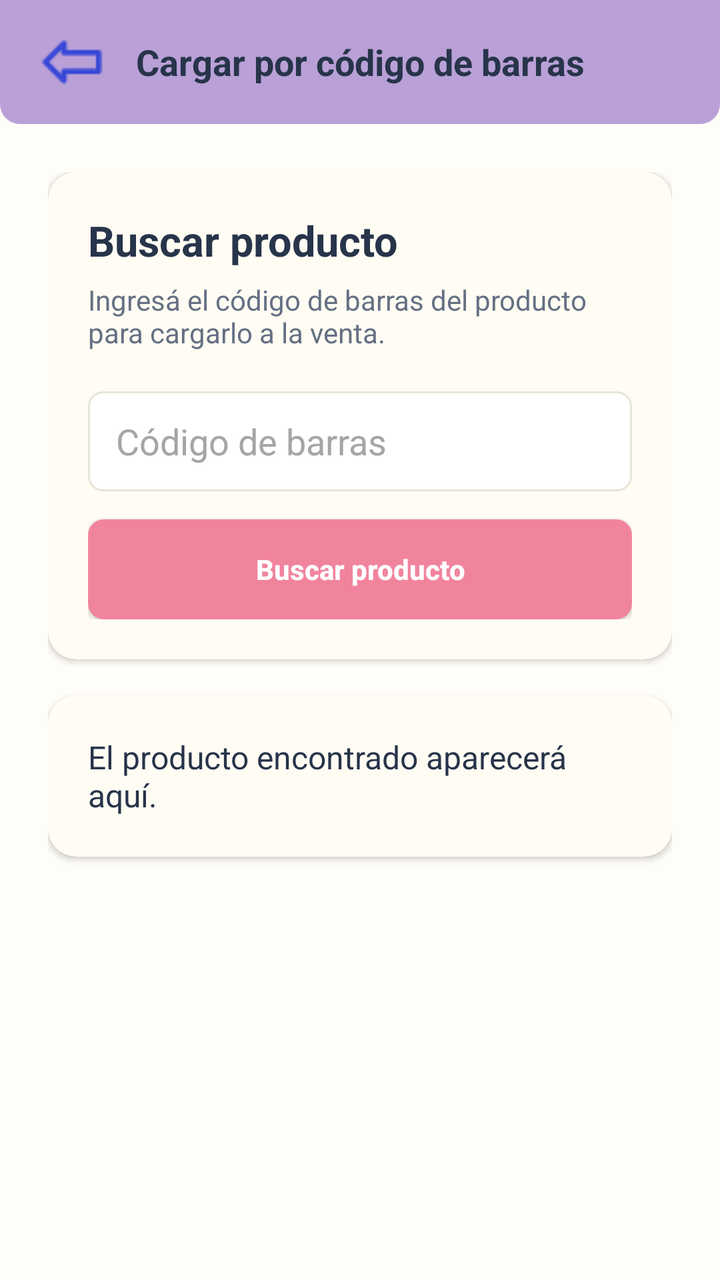
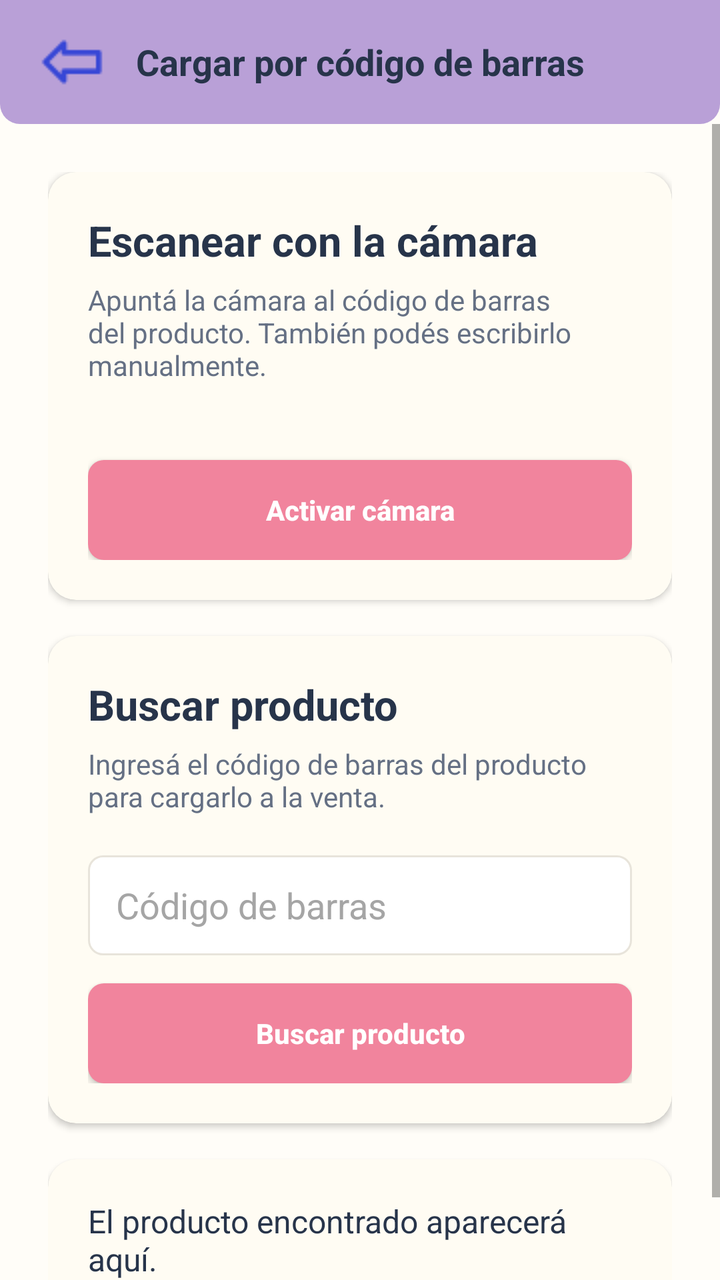

Before-and-after screenshots of an Android layout around one commit, followed by the original layout XML and the change that was made.
<!-- AndroidManifest.xml: application theme Theme.Jugueteria -->
<!-- res/layout/activity_barcode_product.xml -->
<?xml version="1.0" encoding="utf-8"?>
<androidx.constraintlayout.widget.ConstraintLayout xmlns:android="http://schemas.android.com/apk/res/android" xmlns:app="http://schemas.android.com/apk/res-auto" android:layout_width="match_parent" android:layout_height="match_parent" android:background="#FFFDF8">
 <LinearLayout android:id="@+id/topBar" android:layout_width="0dp" android:layout_height="62dp" android:background="@drawable/topbar_background" android:gravity="center_vertical" android:paddingHorizontal="15dp" app:layout_constraintTop_toTopOf="parent" app:layout_constraintStart_toStartOf="parent" app:layout_constraintEnd_toEndOf="parent"><ImageButton android:id="@+id/btnBarcodeBack" android:layout_width="42dp" android:layout_height="42dp" android:background="@android:color/transparent" android:contentDescription="Volver" android:padding="7dp" android:src="@drawable/ic_arrow_back"/><TextView android:layout_width="0dp" android:layout_height="wrap_content" android:layout_weight="1" android:gravity="center" android:text="Cargar por código de barras" android:textColor="#27344A" android:textSize="18sp" android:textStyle="bold"/><View android:layout_width="42dp" android:layout_height="42dp"/></LinearLayout>
 <ScrollView android:layout_width="0dp" android:layout_height="0dp" android:fillViewport="true" app:layout_constraintTop_toBottomOf="@id/topBar" app:layout_constraintBottom_toBottomOf="parent" app:layout_constraintStart_toStartOf="parent" app:layout_constraintEnd_toEndOf="parent"><LinearLayout android:layout_width="match_parent" android:layout_height="wrap_content" android:orientation="vertical" android:padding="24dp">
  <androidx.cardview.widget.CardView android:layout_width="match_parent" android:layout_height="wrap_content" app:cardBackgroundColor="#FFFCF3" app:cardCornerRadius="14dp" app:cardElevation="2dp"><LinearLayout android:layout_width="match_parent" android:layout_height="wrap_content" android:orientation="vertical" android:padding="20dp"><TextView android:layout_width="match_parent" android:layout_height="wrap_content" android:text="Buscar producto" android:textColor="#27344A" android:textSize="21sp" android:textStyle="bold"/><TextView android:layout_width="match_parent" android:layout_height="wrap_content" android:layout_marginTop="6dp" android:text="Ingresá el código de barras del producto para cargarlo a la venta." android:textColor="#657084" android:textSize="14sp"/><EditText android:id="@+id/edtBarcode" android:layout_width="match_parent" android:layout_height="50dp" android:layout_marginTop="20dp" android:background="@drawable/search_background" android:hint="Código de barras" android:inputType="number" android:singleLine="true" android:paddingHorizontal="14dp" android:textColor="#27344A" android:textColorHint="#A5A5A5"/><Button android:id="@+id/btnFindBarcode" android:layout_width="match_parent" android:layout_height="50dp" android:layout_marginTop="14dp" android:background="@drawable/button_new_product" android:text="Buscar producto" android:textAllCaps="false" android:textColor="#FFFFFF" android:textStyle="bold"/></LinearLayout></androidx.cardview.widget.CardView>
  <androidx.cardview.widget.CardView android:layout_width="match_parent" android:layout_height="wrap_content" android:layout_marginTop="18dp" app:cardBackgroundColor="#FFFCF3" app:cardCornerRadius="14dp" app:cardElevation="2dp"><TextView android:id="@+id/txtBarcodeResult" android:layout_width="match_parent" android:layout_height="wrap_content" android:padding="20dp" android:text="El producto encontrado aparecerá aquí." android:textColor="#27344A" android:textSize="16sp"/></androidx.cardview.widget.CardView>
 </LinearLayout></ScrollView>
</androidx.constraintlayout.widget.ConstraintLayout>
<!-- resources referenced by this layout -->
<resources>
  <!-- drawable button_new_product (drawable) -->
  <?xml version="1.0" encoding="utf-8"?>
  <shape xmlns:android="http://schemas.android.com/apk/res/android">
  
      <solid android:color="#F1849D" />
  
      <corners
          android:radius="8dp" />
  
  </shape>
  <!-- drawable ic_arrow_back: png bitmap (drawable, 559 bytes) -->
  <!-- drawable search_background (drawable) -->
  <?xml version="1.0" encoding="utf-8"?>
  <shape xmlns:android="http://schemas.android.com/apk/res/android">
  
      <solid android:color="#FFFFFF" />
  
      <stroke
          android:width="1dp"
          android:color="#E8E4DB" />
  
      <corners
          android:radius="7dp" />
  
  </shape>
  <!-- drawable topbar_background (drawable) -->
  <?xml version="1.0" encoding="utf-8"?>
  <shape xmlns:android="http://schemas.android.com/apk/res/android">
  
      <solid android:color="#B9A0D7" />
  
      <corners
          android:bottomLeftRadius="10dp"
          android:bottomRightRadius="10dp" />
  
  </shape>
  <style name="Theme.Jugueteria" parent="Theme.AppCompat.Light.NoActionBar" />
</resources>

<!-- the commit's change to res/layout/activity_barcode_product.xml (unified diff, before → after) -->
@@ -1,8 +1,215 @@
 <?xml version="1.0" encoding="utf-8"?>
-<androidx.constraintlayout.widget.ConstraintLayout xmlns:android="http://schemas.android.com/apk/res/android" xmlns:app="http://schemas.android.com/apk/res-auto" android:layout_width="match_parent" android:layout_height="match_parent" android:background="#FFFDF8">
- <LinearLayout android:id="@+id/topBar" android:layout_width="0dp" android:layout_height="62dp" android:background="@drawable/topbar_background" android:gravity="center_vertical" android:paddingHorizontal="15dp" app:layout_constraintTop_toTopOf="parent" app:layout_constraintStart_toStartOf="parent" app:layout_constraintEnd_toEndOf="parent"><ImageButton android:id="@+id/btnBarcodeBack" android:layout_width="42dp" android:layout_height="42dp" android:background="@android:color/transparent" android:contentDescription="Volver" android:padding="7dp" android:src="@drawable/ic_arrow_back"/><TextView android:layout_width="0dp" android:layout_height="wrap_content" android:layout_weight="1" android:gravity="center" android:text="Cargar por código de barras" android:textColor="#27344A" android:textSize="18sp" android:textStyle="bold"/><View android:layout_width="42dp" android:layout_height="42dp"/></LinearLayout>
- <ScrollView android:layout_width="0dp" android:layout_height="0dp" android:fillViewport="true" app:layout_constraintTop_toBottomOf="@id/topBar" app:layout_constraintBottom_toBottomOf="parent" app:layout_constraintStart_toStartOf="parent" app:layout_constraintEnd_toEndOf="parent"><LinearLayout android:layout_width="match_parent" android:layout_height="wrap_content" android:orientation="vertical" android:padding="24dp">
-  <androidx.cardview.widget.CardView android:layout_width="match_parent" android:layout_height="wrap_content" app:cardBackgroundColor="#FFFCF3" app:cardCornerRadius="14dp" app:cardElevation="2dp"><LinearLayout android:layout_width="match_parent" android:layout_height="wrap_content" android:orientation="vertical" android:padding="20dp"><TextView android:layout_width="match_parent" android:layout_height="wrap_content" android:text="Buscar producto" android:textColor="#27344A" android:textSize="21sp" android:textStyle="bold"/><TextView android:layout_width="match_parent" android:layout_height="wrap_content" android:layout_marginTop="6dp" android:text="Ingresá el código de barras del producto para cargarlo a la venta." android:textColor="#657084" android:textSize="14sp"/><EditText android:id="@+id/edtBarcode" android:layout_width="match_parent" android:layout_height="50dp" android:layout_marginTop="20dp" android:background="@drawable/search_background" android:hint="Código de barras" android:inputType="number" android:singleLine="true" android:paddingHorizontal="14dp" android:textColor="#27344A" android:textColorHint="#A5A5A5"/><Button android:id="@+id/btnFindBarcode" android:layout_width="match_parent" android:layout_height="50dp" android:layout_marginTop="14dp" android:background="@drawable/button_new_product" android:text="Buscar producto" android:textAllCaps="false" android:textColor="#FFFFFF" android:textStyle="bold"/></LinearLayout></androidx.cardview.widget.CardView>
-  <androidx.cardview.widget.CardView android:layout_width="match_parent" android:layout_height="wrap_content" android:layout_marginTop="18dp" app:cardBackgroundColor="#FFFCF3" app:cardCornerRadius="14dp" app:cardElevation="2dp"><TextView android:id="@+id/txtBarcodeResult" android:layout_width="match_parent" android:layout_height="wrap_content" android:padding="20dp" android:text="El producto encontrado aparecerá aquí." android:textColor="#27344A" android:textSize="16sp"/></androidx.cardview.widget.CardView>
- </LinearLayout></ScrollView>
+<androidx.constraintlayout.widget.ConstraintLayout xmlns:android="http://schemas.android.com/apk/res/android"
+    xmlns:app="http://schemas.android.com/apk/res-auto"
+    android:layout_width="match_parent"
+    android:layout_height="match_parent"
+    android:background="#FFFDF8">
+
+    <LinearLayout
+        android:id="@+id/topBar"
+        android:layout_width="0dp"
+        android:layout_height="62dp"
+        android:background="@drawable/topbar_background"
+        android:gravity="center_vertical"
+        android:paddingHorizontal="15dp"
+        app:layout_constraintTop_toTopOf="parent"
+        app:layout_constraintStart_toStartOf="parent"
+        app:layout_constraintEnd_toEndOf="parent">
+
+        <ImageButton
+            android:id="@+id/btnBarcodeBack"
+            android:layout_width="42dp"
+            android:layout_height="42dp"
+            android:background="@android:color/transparent"
+            android:contentDescription="Volver"
+            android:padding="7dp"
+            android:src="@drawable/ic_arrow_back" />
+
+        <TextView
+            android:layout_width="0dp"
+            android:layout_height="wrap_content"
+            android:layout_weight="1"
+            android:gravity="center"
+            android:text="Cargar por código de barras"
+            android:textColor="#27344A"
+            android:textSize="18sp"
+            android:textStyle="bold" />
+
+        <View
+            android:layout_width="42dp"
+            android:layout_height="42dp" />
+    </LinearLayout>
+
+    <ScrollView
+        android:layout_width="0dp"
+        android:layout_height="0dp"
+        android:fillViewport="true"
+        app:layout_constraintTop_toBottomOf="@id/topBar"
+        app:layout_constraintBottom_toBottomOf="parent"
+        app:layout_constraintStart_toStartOf="parent"
+        app:layout_constraintEnd_toEndOf="parent">
+
+        <LinearLayout
+            android:layout_width="match_parent"
+            android:layout_height="wrap_content"
+            android:orientation="vertical"
+            android:padding="24dp">
+
+            <androidx.cardview.widget.CardView
+                android:layout_width="match_parent"
+                android:layout_height="wrap_content"
+                app:cardBackgroundColor="#FFFCF3"
+                app:cardCornerRadius="14dp"
+                app:cardElevation="2dp">
+
+                <LinearLayout
+                    android:layout_width="match_parent"
+                    android:layout_height="wrap_content"
+                    android:orientation="vertical"
+                    android:padding="20dp">
+
+                    <TextView
+                        android:layout_width="match_parent"
+                        android:layout_height="wrap_content"
+                        android:text="Escanear con la cámara"
+                        android:textColor="#27344A"
+                        android:textSize="21sp"
+                        android:textStyle="bold" />
+
+                    <TextView
+                        android:layout_width="match_parent"
+                        android:layout_height="wrap_content"
+                        android:layout_marginTop="6dp"
+                        android:text="Apuntá la cámara al código de barras del producto. También podés escribirlo manualmente."
+                        android:textColor="#657084"
+                        android:textSize="14sp" />
+
+                    <FrameLayout
+                        android:id="@+id/scannerContainer"
+                        android:layout_width="match_parent"
+                        android:layout_height="230dp"
+                        android:layout_marginTop="16dp"
+                        android:visibility="gone">
+
+                        <androidx.camera.view.PreviewView
+                            android:id="@+id/previewView"
+                            android:layout_width="match_parent"
+                            android:layout_height="match_parent" />
+
+                        <View
+                            android:layout_width="260dp"
+                            android:layout_height="110dp"
+                            android:layout_gravity="center"
+                            android:background="@drawable/barcode_scan_frame" />
+
+                        <TextView
+                            android:layout_width="wrap_content"
+                            android:layout_height="wrap_content"
+                            android:layout_gravity="bottom|center_horizontal"
+                            android:layout_marginBottom="10dp"
+                            android:background="#99000000"
+                            android:paddingHorizontal="10dp"
+                            android:paddingVertical="5dp"
+                            android:text="Alineá el código dentro del recuadro"
+                            android:textColor="#FFFFFF"
+                            android:textSize="12sp" />
+                    </FrameLayout>
+
+                    <TextView
+                        android:id="@+id/txtScanStatus"
+                        android:layout_width="match_parent"
+                        android:layout_height="wrap_content"
+                        android:layout_marginTop="10dp"
+                        android:minHeight="20dp"
+                        android:textColor="#657084"
+                        android:textSize="14sp" />
+
+                    <Button
+                        android:id="@+id/btnToggleScan"
+                        android:layout_width="match_parent"
+                        android:layout_height="50dp"
+                        android:layout_marginTop="8dp"
+                        android:background="@drawable/button_new_product"
+                        android:text="Activar cámara"
+                        android:textAllCaps="false"
+                        android:textColor="#FFFFFF"
+                        android:textStyle="bold" />
+                </LinearLayout>
+            </androidx.cardview.widget.CardView>
+
+            <androidx.cardview.widget.CardView
+                android:layout_width="match_parent"
+                android:layout_height="wrap_content"
+                android:layout_marginTop="18dp"
+                app:cardBackgroundColor="#FFFCF3"
+                app:cardCornerRadius="14dp"
+                app:cardElevation="2dp">
+
+                <LinearLayout
+                    android:layout_width="match_parent"
+                    android:layout_height="wrap_content"
+                    android:orientation="vertical"
+                    android:padding="20dp">
+
+                    <TextView
+                        android:layout_width="match_parent"
+                        android:layout_height="wrap_content"
+                        android:text="Buscar producto"
+                        android:textColor="#27344A"
+                        android:textSize="21sp"
+                        android:textStyle="bold" />
+
+                    <TextView
+                        android:layout_width="match_parent"
+                        android:layout_height="wrap_content"
+                        android:layout_marginTop="6dp"
+                        android:text="Ingresá el código de barras del producto para cargarlo a la venta."
+                        android:textColor="#657084"
+                        android:textSize="14sp" />
+
+                    <EditText
+                        android:id="@+id/edtBarcode"
+                        android:layout_width="match_parent"
+                        android:layout_height="50dp"
+                        android:layout_marginTop="20dp"
+                        android:background="@drawable/search_background"
+                        android:hint="Código de barras"
+                        android:inputType="number"
+                        android:singleLine="true"
+                        android:paddingHorizontal="14dp"
+                        android:textColor="#27344A"
+                        android:textColorHint="#A5A5A5" />
+
+                    <Button
+                        android:id="@+id/btnFindBarcode"
+                        android:layout_width="match_parent"
+                        android:layout_height="50dp"
+                        android:layout_marginTop="14dp"
+                        android:background="@drawable/button_new_product"
+                        android:text="Buscar producto"
+                        android:textAllCaps="false"
+                        android:textColor="#FFFFFF"
+                        android:textStyle="bold" />
+                </LinearLayout>
+            </androidx.cardview.widget.CardView>
+
+            <androidx.cardview.widget.CardView
+                android:layout_width="match_parent"
+                android:layout_height="wrap_content"
+                android:layout_marginTop="18dp"
+                app:cardBackgroundColor="#FFFCF3"
+                app:cardCornerRadius="14dp"
+                app:cardElevation="2dp">
+
+                <TextView
+                    android:id="@+id/txtBarcodeResult"
+                    android:layout_width="match_parent"
+                    android:layout_height="wrap_content"
+                    android:padding="20dp"
+                    android:text="El producto encontrado aparecerá aquí."
+                    android:textColor="#27344A"
+                    android:textSize="16sp" />
+            </androidx.cardview.widget.CardView>
+        </LinearLayout>
+    </ScrollView>
 </androidx.constraintlayout.widget.ConstraintLayout>
<!-- resource entries referenced after the edit -->
@@ -1,5 +1,17 @@
 <!-- resources referenced by this layout -->
 <resources>
+  <!-- drawable barcode_scan_frame (drawable) -->
+  <?xml version="1.0" encoding="utf-8"?>
+  <shape xmlns:android="http://schemas.android.com/apk/res/android"
+      android:shape="rectangle">
+      <solid android:color="@android:color/transparent" />
+      <stroke
+          android:width="2dp"
+          android:color="#FFFFFF"
+          android:dashWidth="8dp"
+          android:dashGap="5dp" />
+      <corners android:radius="10dp" />
+  </shape>
   <!-- drawable button_new_product (drawable) -->
   <?xml version="1.0" encoding="utf-8"?>
   <shape xmlns:android="http://schemas.android.com/apk/res/android">
